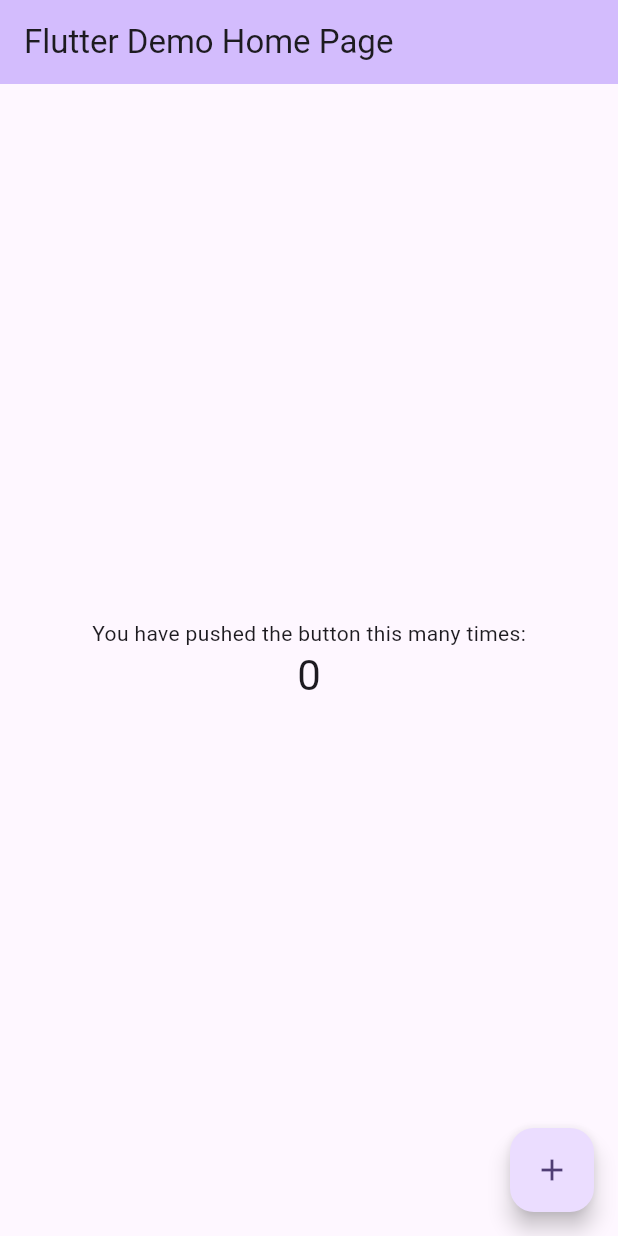
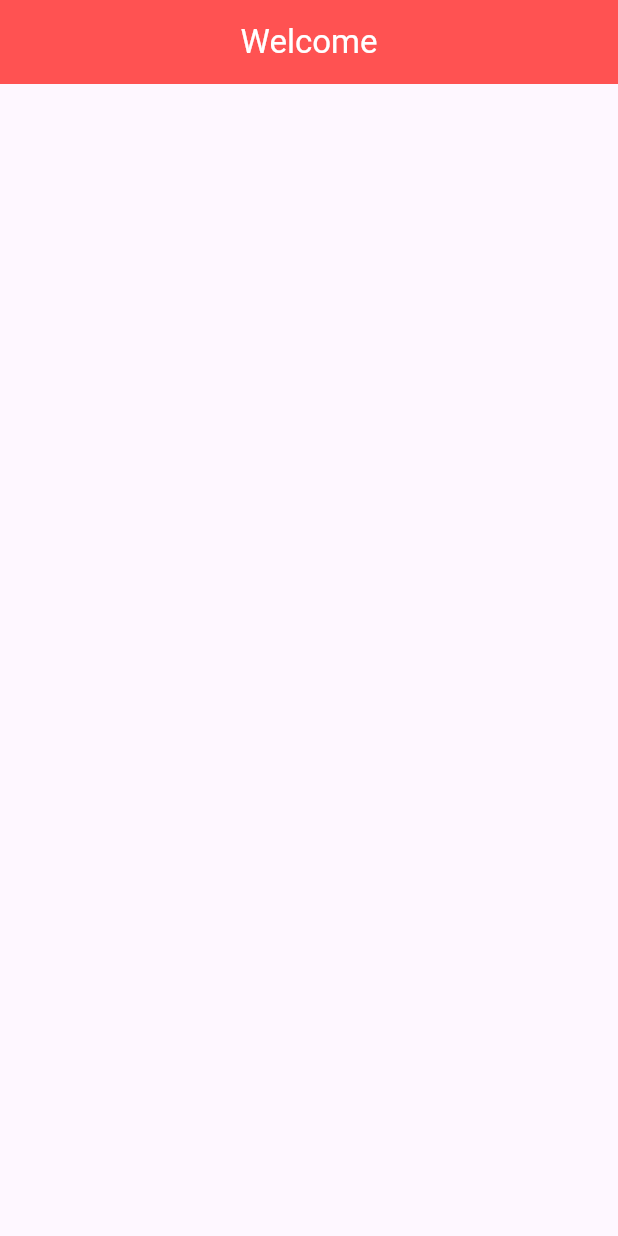
Before and after one commit to Rusydy/welcome_app, a Flutter app: the screen it shows after launch, on a phone screen of 412 x 824 dp. Run offline on Flutter 3.47's test engine with Material 3 defaults, Android fonts, the phone set to English and light mode, and no system bars.

Commit message:
Update main.dart to remove debug banner and change primarySwatch color

```diff
--- a/lib/main.dart
+++ b/lib/main.dart
@@ -10,58 +10,26 @@ class MyApp extends StatelessWidget {
   @override
   Widget build(BuildContext context) {
     return MaterialApp(
+      debugShowCheckedModeBanner: false,
       title: 'Flutter Demo',
       theme: ThemeData(
-        colorScheme: ColorScheme.fromSeed(seedColor: Colors.deepPurple),
-        useMaterial3: true,
+        primarySwatch: Colors.red,
       ),
-      home: const MyHomePage(title: 'Flutter Demo Home Page'),
+      home: const WelcomePage(),
     );
   }
 }
 
-class MyHomePage extends StatefulWidget {
-  const MyHomePage({super.key, required this.title});
-  final String title;
-
-  @override
-  State<MyHomePage> createState() => _MyHomePageState();
-}
-
-class _MyHomePageState extends State<MyHomePage> {
-  int _counter = 0;
-
-  void _incrementCounter() {
-    setState(() {
-      _counter++;
-    });
-  }
+class WelcomePage extends StatelessWidget {
+  const WelcomePage({super.key});
 
   @override
   Widget build(BuildContext context) {
     return Scaffold(
       appBar: AppBar(
-        backgroundColor: Theme.of(context).colorScheme.inversePrimary,
-        title: Text(widget.title),
-      ),
-      body: Center(
-        child: Column(
-          mainAxisAlignment: MainAxisAlignment.center,
-          children: <Widget>[
-            const Text(
-              'You have pushed the button this many times:',
-            ),
-            Text(
-              '$_counter',
-              style: Theme.of(context).textTheme.headlineMedium,
-            ),
-          ],
-        ),
-      ),
-      floatingActionButton: FloatingActionButton(
-        onPressed: _incrementCounter,
-        tooltip: 'Increment',
-        child: const Icon(Icons.add),
+        backgroundColor: Colors.redAccent,
+        title: const Text('Welcome', style: TextStyle(color: Colors.white)),
+        centerTitle: true,
       ),
     );
   }
```
